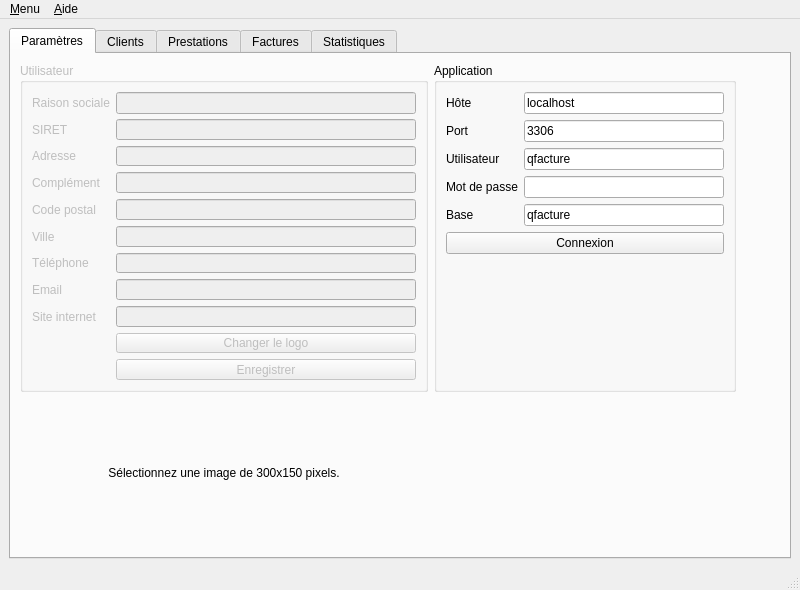
Qt form ui/Qfacture.ui (jpec/Qfacture) before a commit.
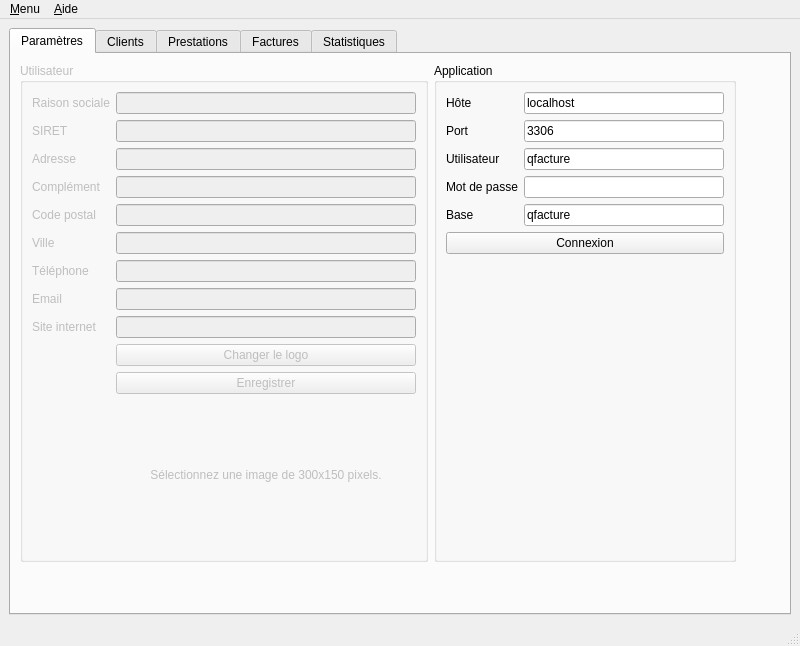
The same form after that commit. Icons and pictures are not drawn.

Commit message: Améliorations esthétiques.

What changed in the file:
```diff
--- a/ui/Qfacture.ui
+++ b/ui/Qfacture.ui
@@ -11,7 +11,7 @@
     <x>0</x>
     <y>0</y>
     <width>800</width>
-    <height>590</height>
+    <height>646</height>
    </rect>
   </property>
   <property name="sizePolicy">
@@ -362,6 +362,31 @@
              </property>
             </widget>
            </item>
+           <item row="11" column="1">
+            <widget class="QLabel" name="uLogo">
+             <property name="minimumSize">
+              <size>
+               <width>300</width>
+               <height>150</height>
+              </size>
+             </property>
+             <property name="maximumSize">
+              <size>
+               <width>300</width>
+               <height>150</height>
+              </size>
+             </property>
+             <property name="text">
+              <string>Sélectionnez une image de 300x150 pixels.</string>
+             </property>
+             <property name="alignment">
+              <set>Qt::AlignCenter</set>
+             </property>
+             <property name="indent">
+              <number>-5</number>
+             </property>
+            </widget>
+           </item>
           </layout>
          </widget>
         </item>
@@ -670,31 +695,6 @@
           </property>
          </spacer>
         </item>
-        <item row="1" column="1">
-         <widget class="QLabel" name="uLogo">
-          <property name="minimumSize">
-           <size>
-            <width>300</width>
-            <height>150</height>
-           </size>
-          </property>
-          <property name="maximumSize">
-           <size>
-            <width>300</width>
-            <height>150</height>
-           </size>
-          </property>
-          <property name="text">
-           <string>Sélectionnez une image de 300x150 pixels.</string>
-          </property>
-          <property name="alignment">
-           <set>Qt::AlignCenter</set>
-          </property>
-          <property name="indent">
-           <number>-5</number>
-          </property>
-         </widget>
-        </item>
        </layout>
       </widget>
       <widget class="QWidget" name="tClient">
```
Left out of the diff: 12 changed lines with no effect on the pictures. The commit also changes 2 other files.
